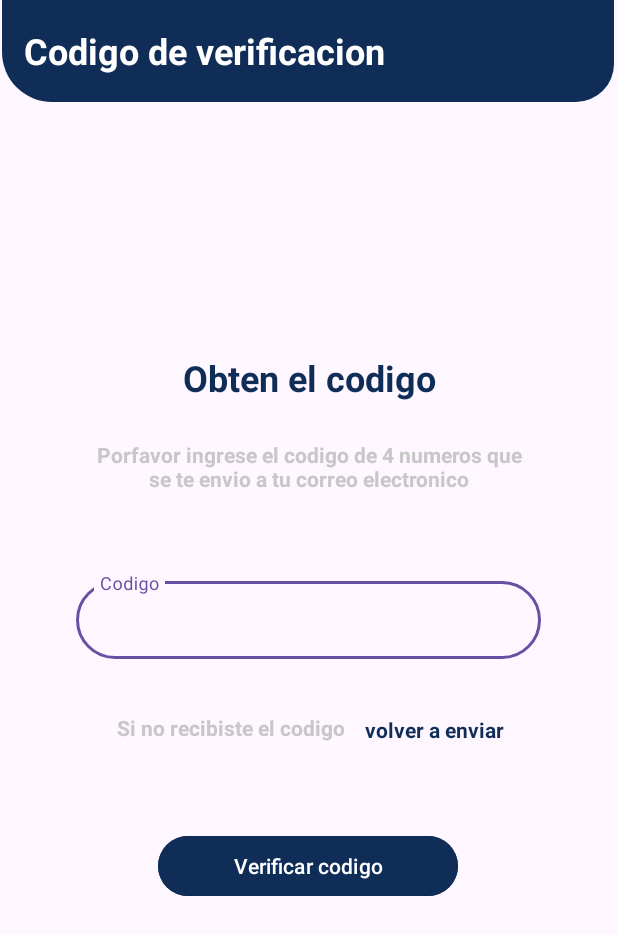
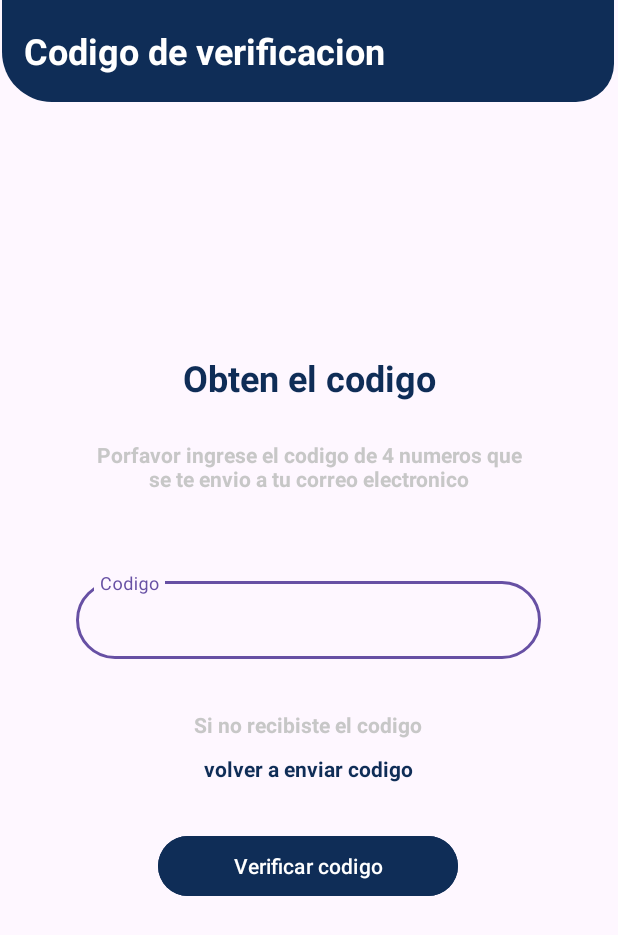
Before and after one commit to MonterrosaB/sendtrack-mobile, an Android app: the verificacionCodigoCorreo screen opened directly, with no data from a screen before it, on a phone screen of 412 x 824 dp. Shown: the top 935 px of the screen. Run offline under Robolectric (Android 15) with nearby library versions, the phone set to English and light mode, and no system bars.

Commit message:
Envio de correos y verificacion de codigos

```diff
--- a/app/src/main/java/ptc24/st/sendtrack/verificacionCodigoCorreo.kt
+++ b/app/src/main/java/ptc24/st/sendtrack/verificacionCodigoCorreo.kt
@@ -1,10 +1,19 @@
 package ptc24.st.sendtrack
 
+import android.content.Intent
 import android.os.Bundle
+import android.widget.Button
+import android.widget.EditText
+import android.widget.TextView
+import android.widget.Toast
 import androidx.activity.enableEdgeToEdge
 import androidx.appcompat.app.AppCompatActivity
 import androidx.core.view.ViewCompat
 import androidx.core.view.WindowInsetsCompat
+import kotlinx.coroutines.CoroutineScope
+import kotlinx.coroutines.Dispatchers
+import kotlinx.coroutines.launch
+import ptc24.st.sendtrack.olvidasteContrasena.envioCodigo.codigoRecuperacion
 
 class verificacionCodigoCorreo : AppCompatActivity() {
     override fun onCreate(savedInstanceState: Bundle?) {
@@ -16,5 +25,60 @@ class verificacionCodigoCorreo : AppCompatActivity() {
             v.setPadding(systemBars.left, systemBars.top, systemBars.right, systemBars.bottom)
             insets
         }
+        val correoRecibido = olvidasteContrasena.envioCodigo.Correo
+        val codigoRecibido = olvidasteContrasena.envioCodigo.codigoRecuperacion.toString()
+
+        val txtCodigoCorreo = findViewById<EditText>(R.id.txtCodigoCorreo)
+        val lblVolverEnviarCorreo = findViewById<TextView>(R.id.lblVolverEnviarCodigo)
+        val btnVerificarCodigo = findViewById<Button>(R.id.btnVerificarCodigo)
+        val lblIndicacion = findViewById<TextView>(R.id.lblindicacion)
+
+        val nuevoCodigo = (1000..9999).random()
+        var hayErrores = false
+        var intentos = 0
+
+
+        lblVolverEnviarCorreo.setOnClickListener{
+            CoroutineScope(Dispatchers.Main).launch {
+                enviarCorreo(correoRecibido,"Recuperacion de contraseña", "Este es tu codigo de recuperacion $nuevoCodigo")
+
+                Toast.makeText(this@verificacionCodigoCorreo, "Codigo enviado correctamente", Toast.LENGTH_SHORT).show()
+                lblIndicacion.text = "Si no recibiste el correo puedes"
+
+            }
+        }
+
+        btnVerificarCodigo.setOnClickListener{
+            intentos++
+            if(intentos <= 3){
+                val codigo = txtCodigoCorreo.text.toString()
+
+                if(codigo.isEmpty()){
+                    txtCodigoCorreo.error = "Ingresa el codigo enviado"
+                    hayErrores = true
+                }
+                else{
+                    txtCodigoCorreo.error = null
+                }
+
+                if(codigo == codigoRecibido || codigo == nuevoCodigo.toString()){
+                    //Aqui va el query para verificar el correo desde la base de datos
+
+                    Toast.makeText(this@verificacionCodigoCorreo, "Codigo verificado correctamente", Toast.LENGTH_SHORT).show()
+                    val intent = Intent(this@verificacionCodigoCorreo, cambioContrasena::class.java)
+                    startActivity(intent)
+                }
+                else{
+                    Toast.makeText(this@verificacionCodigoCorreo, "Codigo incorrecto. Intentos restantes: ${3- intentos}", Toast.LENGTH_SHORT).show()
+                }
+
+            }
+            else{
+                lblIndicacion.text = "Haz alcanzado el limite de intentos "
+                intentos = 0
+            }
+        }
+
+
     }
 }
--- a/app/src/main/res/layout/activity_card_paquetes.xml
+++ b/app/src/main/res/layout/activity_card_paquetes.xml
@@ -18,7 +18,7 @@
         android:layout_height="match_parent">
 
         <TextView
-            android:id="@+id/textView7"
+            android:id="@+id/lblindicacion"
             android:layout_width="wrap_content"
             android:layout_height="wrap_content"
             android:text="Grupo de paquete"
--- a/app/src/main/res/layout/activity_verificacion_codigo_correo.xml
+++ b/app/src/main/res/layout/activity_verificacion_codigo_correo.xml
@@ -25,41 +25,43 @@
         app:layout_constraintVertical_bias="0.499">
 
         <EditText
-            android:id="@+id/editTextNumber"
+            android:id="@+id/txtCodigoCorreo"
             android:layout_width="match_parent"
             android:layout_height="52dp"
             android:layout_weight="1"
+            android:maxLength="4"
             android:ems="10"
             android:inputType="number" />
     </com.google.android.material.textfield.TextInputLayout>
 
     <TextView
-        android:id="@+id/textView8"
+        android:id="@+id/lblVolverEnviarCodigo"
         android:layout_width="wrap_content"
         android:layout_height="wrap_content"
-        android:text="volver a enviar"
+        android:text="volver a enviar codigo"
         android:textColor="@color/blue"
         android:textStyle="bold"
         app:layout_constraintBottom_toBottomOf="parent"
         app:layout_constraintEnd_toEndOf="parent"
-        app:layout_constraintHorizontal_bias="0.761"
+        app:layout_constraintHorizontal_bias="0.498"
         app:layout_constraintStart_toStartOf="parent"
         app:layout_constraintTop_toTopOf="parent"
-        app:layout_constraintVertical_bias="0.592" />
+        app:layout_constraintVertical_bias="0.625" />
 
     <TextView
-        android:id="@+id/textView7"
+        android:id="@+id/lblindicacion"
         android:layout_width="wrap_content"
         android:layout_height="wrap_content"
         android:text="Si no recibiste el codigo"
+        android:textAlignment="textStart"
         android:textColor="#C7C7C7"
         android:textStyle="bold"
         app:layout_constraintBottom_toBottomOf="parent"
         app:layout_constraintEnd_toEndOf="parent"
-        app:layout_constraintHorizontal_bias="0.301"
+        app:layout_constraintHorizontal_bias="0.498"
         app:layout_constraintStart_toStartOf="parent"
         app:layout_constraintTop_toTopOf="parent"
-        app:layout_constraintVertical_bias="0.591" />
+        app:layout_constraintVertical_bias="0.588" />
 
     <TextView
         android:id="@+id/textView6"
@@ -117,7 +119,7 @@
         app:layout_constraintVertical_bias="0.297" />
 
     <Button
-        android:id="@+id/button2"
+        android:id="@+id/btnVerificarCodigo"
         android:layout_width="200dp"
         android:layout_height="wrap_content"
         android:backgroundTint="@color/blue"
```
Also changed, not shown: app/src/main/java/ptc24/st/sendtrack/olvidasteContrasena.kt (+21 -13 lines).
